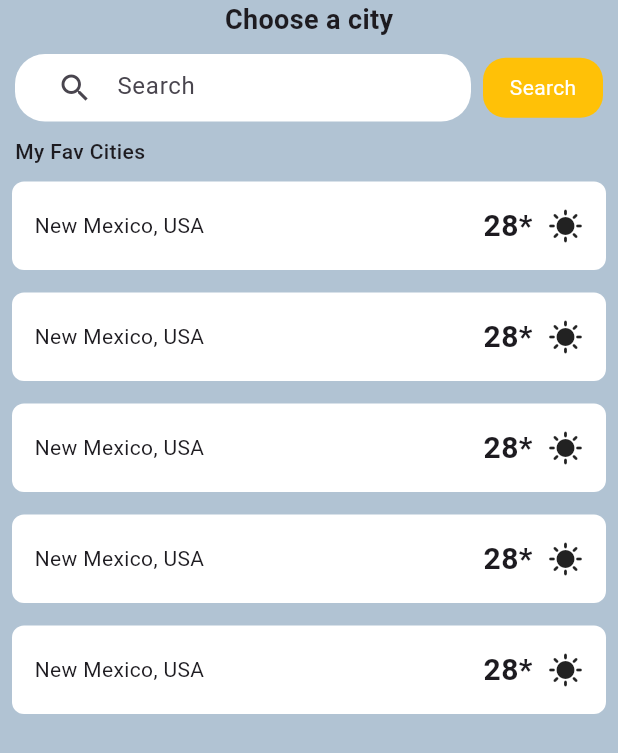
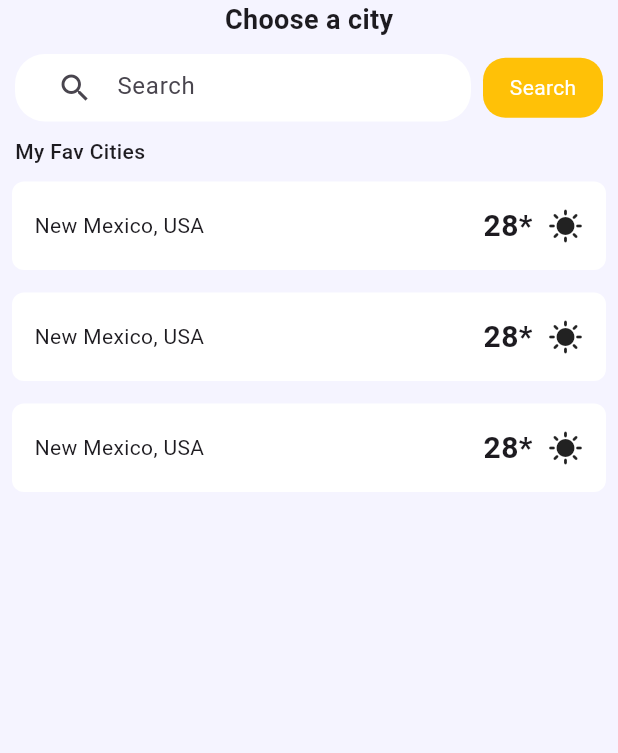
Before and after one commit to mintesnot96/a2sv_project_phase_mobile_assessment, a Flutter app: the screen it shows after launch, after a tap on "Get Started", on a phone screen of 412 x 824 dp. Shown: the top 753 px of the screen. Run offline on Flutter 3.47's test engine with Material 2 defaults, Android fonts, the light colour scheme and no system bars; our stand-ins replace bloc, dartz, dio, flutter_bloc, get_it; network calls fail.

Commit message:
color change

```diff
--- a/lib/main.dart
+++ b/lib/main.dart
@@ -19,6 +19,7 @@ class MyApp extends StatelessWidget {
         BlocProvider<WeatherBloc>(create: (_) => sl<WeatherBloc>()),
       ],
       child: MaterialApp(
+        debugShowCheckedModeBanner: false,
         title: 'Flutter Demo',
         theme: ThemeData(
           colorScheme: ColorScheme.fromSeed(seedColor: Colors.deepPurple),
@@ -39,15 +40,17 @@ class OnboardingPage extends StatelessWidget {
   Widget build(BuildContext context) {
     return Scaffold(
       body: Container(
-        color: Color(0xFF2E2294), // Background color (2E2294FF)
+        color: Color.fromRGBO(52, 39, 152, 1), // Background color (2E2294FF)
         child: Center(
+          child: Padding(
+            padding: const EdgeInsets.all(20.0),
             child: Column(
               children: [
 
                 Column(
                   children: [
                     SizedBox(
-                    height: 200,
+                      height: 170,
                     ),
                     Image.asset('assets/wim.png', width: 250, height: 250),
                   ],
@@ -65,7 +68,7 @@ class OnboardingPage extends StatelessWidget {
                          style: TextStyle(
                            color: Colors.amber,
                            fontWeight: FontWeight.bold,
-                         fontSize: 24,
+                           fontSize: 34,
                          ),
                          textAlign: TextAlign.left, // Align text to the left
                        ),
@@ -73,10 +76,10 @@ class OnboardingPage extends StatelessWidget {
                      Padding(
                        padding: EdgeInsets.only(top: 5,bottom: 5),
                        child: Text(
-                       'Forecast App',
+                         'Forecast App.',
                          style: TextStyle(
                            color: Colors.white,
-                         fontSize: 20,
+                           fontSize: 25,
                          ),
                          textAlign: TextAlign.left, // Align text to the left
                        ),
@@ -90,16 +93,23 @@ class OnboardingPage extends StatelessWidget {
                  ),
                 Spacer(),
                 ElevatedButton(
-
                   onPressed: () {
                     Navigator.pushReplacementNamed(context, '/home');
                   },
-                child: Text('Get Started',style: TextStyle(color: Colors.white),),
+                  child: Padding(
+                    padding: const EdgeInsets.only(left: 20,right: 20),
+                    child: Text('Get Started', style: TextStyle(color: Colors.white)),
+                  ),
                   style: ElevatedButton.styleFrom(
                     primary: Colors.amber, // Change the button background color to yellow
+                    shape: RoundedRectangleBorder(
+                      borderRadius: BorderRadius.circular(10.0), // Adjust the radius as needed
                     ),
                   ),
+                )
+
               ],
+            ),
           ),
         ),
       ),
--- a/lib/presentation/weather/weather_detail_page.dart
+++ b/lib/presentation/weather/weather_detail_page.dart
@@ -9,7 +9,9 @@ class WeatherDetailPage extends StatelessWidget {
   @override
   Widget build(BuildContext context) {
     return Scaffold(
+      backgroundColor:  Color.fromRGBO(245, 244, 255, 1),
       appBar: AppBar(
+        backgroundColor: Colors.transparent,
         leading: IconButton(
           icon: const Icon(Icons.arrow_back_ios),
           onPressed: () {
@@ -36,7 +38,7 @@ class WeatherDetailPage extends StatelessWidget {
           Expanded(
             child: Container(
               decoration: BoxDecoration(
-                  color: Color.fromARGB(255, 23, 71, 110),
+                  color: Color.fromRGBO(52, 39, 152, 1),
                   borderRadius: BorderRadius.only(topLeft: Radius.circular(25), topRight: Radius.circular(25))),
               child: ListView.builder(
                   shrinkWrap: true,
--- a/lib/presentation/weather/weather_page.dart
+++ b/lib/presentation/weather/weather_page.dart
@@ -28,7 +28,7 @@ class WeatherPage extends StatelessWidget {
       },
       builder: (context, state) {
         return Scaffold(
-          backgroundColor: Color.fromARGB(255, 177, 195, 211),
+          backgroundColor: Color.fromRGBO(245, 244, 255, 1),
           // appBar: AppBar(title: const Text('Choose a city')),
           body: SafeArea(
             child: Column(children: [
@@ -100,9 +100,9 @@ class WeatherPage extends StatelessWidget {
               Expanded(
                 child: ListView.builder(
                     shrinkWrap: true,
-                    itemCount: 5,
+                    itemCount: 3,
                     itemBuilder: (context, index) {
-                      return _WeatherItem(
+                      return const _WeatherItem(
                           name: 'New Mexico, USA',
                           temperature: '28',
                           icon: Icon(Icons.sunny));
--- a/pubspec.yaml
+++ b/pubspec.yaml
@@ -41,6 +41,7 @@ dependencies:
   intl: ^0.18.1
   get_it: ^7.6.4
   flutter_bloc: ^8.1.3
+  weather_icons: ^3.0.0
 
 dev_dependencies:
   flutter_test:
```
Also changed, not shown: assets/wim.png, pubspec.lock. Lines whose indentation alone changed are shown as unchanged.
